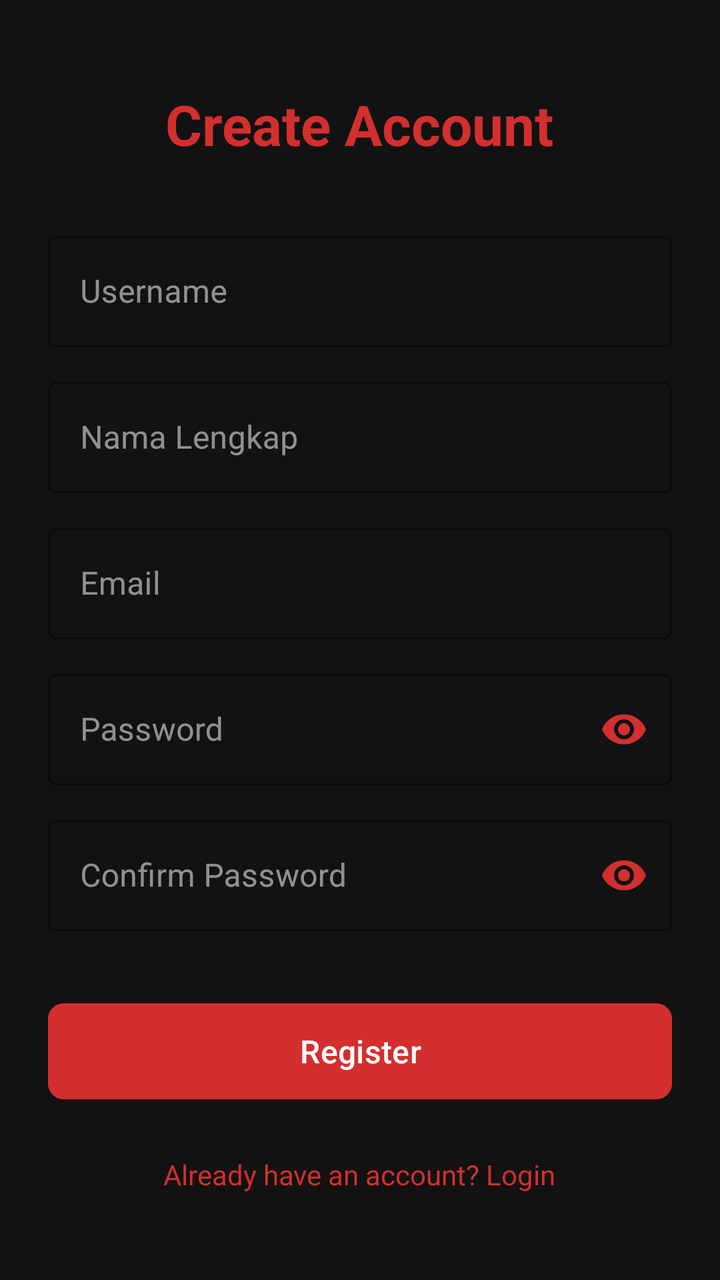
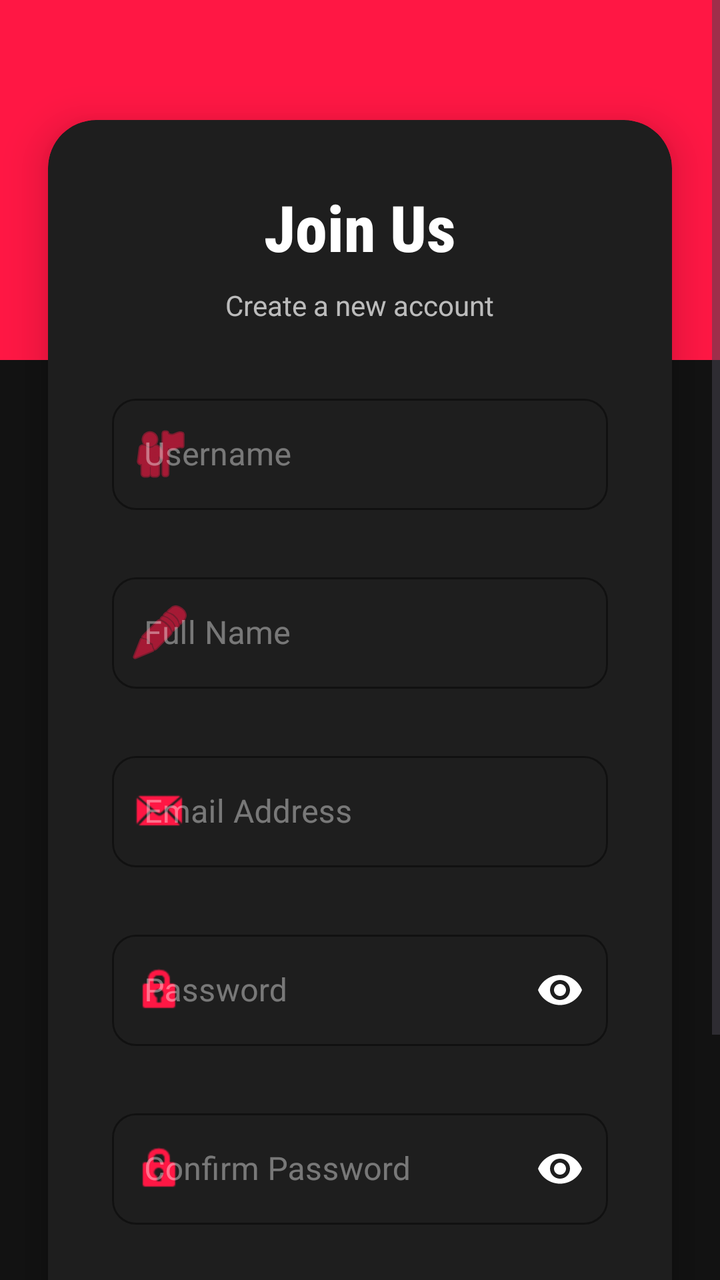

The first picture is an Android layout as it rendered before a commit; the second is the same layout after the commit. The layout source and the unified diff follow.
<!-- AndroidManifest.xml: application theme Theme.FormLogRegiss -->
<!-- res/layout/activity_register.xml -->
<?xml version="1.0" encoding="utf-8"?>
<ScrollView xmlns:android="http://schemas.android.com/apk/res/android"
    xmlns:app="http://schemas.android.com/apk/res-auto"
    xmlns:tools="http://schemas.android.com/tools"
    android:layout_width="match_parent"
    android:layout_height="match_parent"
    android:background="@color/persona_black"
    android:fillViewport="true">

    <LinearLayout
        android:layout_width="match_parent"
        android:layout_height="wrap_content"
        android:orientation="vertical"
        android:gravity="center"
        android:padding="24dp">

        <TextView
            android:layout_width="wrap_content"
            android:layout_height="wrap_content"
            android:text="Create Account"
            android:textColor="@color/persona_red"
            android:textSize="28sp"
            android:textStyle="bold"
            android:layout_marginBottom="32dp"/>

        <com.google.android.material.textfield.TextInputLayout
            android:layout_width="match_parent"
            android:layout_height="wrap_content"
            android:hint="Username"
            app:boxStrokeColor="@color/persona_red"
            app:hintTextColor="@color/persona_red"
            android:textColorHint="#88FFFFFF"
            style="@style/Widget.MaterialComponents.TextInputLayout.OutlinedBox">

            <com.google.android.material.textfield.TextInputEditText
                android:id="@+id/etRegUsername"
                android:layout_width="match_parent"
                android:layout_height="wrap_content"
                android:textColor="@color/white"
                android:inputType="text"/>
        </com.google.android.material.textfield.TextInputLayout>

        <com.google.android.material.textfield.TextInputLayout
            android:layout_width="match_parent"
            android:layout_height="wrap_content"
            android:hint="Nama Lengkap"
            android:layout_marginTop="12dp"
            app:boxStrokeColor="@color/persona_red"
            app:hintTextColor="@color/persona_red"
            android:textColorHint="#88FFFFFF"
            style="@style/Widget.MaterialComponents.TextInputLayout.OutlinedBox">

            <com.google.android.material.textfield.TextInputEditText
                android:id="@+id/etRegNama"
                android:layout_width="match_parent"
                android:layout_height="wrap_content"
                android:textColor="@color/white"
                android:inputType="textPersonName"/>
        </com.google.android.material.textfield.TextInputLayout>

        <com.google.android.material.textfield.TextInputLayout
            android:layout_width="match_parent"
            android:layout_height="wrap_content"
            android:hint="Email"
            android:layout_marginTop="12dp"
            app:boxStrokeColor="@color/persona_red"
            app:hintTextColor="@color/persona_red"
            android:textColorHint="#88FFFFFF"
            style="@style/Widget.MaterialComponents.TextInputLayout.OutlinedBox">

            <com.google.android.material.textfield.TextInputEditText
                android:id="@+id/etRegEmail"
                android:layout_width="match_parent"
                android:layout_height="wrap_content"
                android:textColor="@color/white"
                android:inputType="textEmailAddress"/>
        </com.google.android.material.textfield.TextInputLayout>

        <com.google.android.material.textfield.TextInputLayout
            android:layout_width="match_parent"
            android:layout_height="wrap_content"
            android:hint="Password"
            android:layout_marginTop="12dp"
            app:boxStrokeColor="@color/persona_red"
            app:hintTextColor="@color/persona_red"
            android:textColorHint="#88FFFFFF"
            app:passwordToggleEnabled="true"
            app:passwordToggleTint="@color/persona_red"
            style="@style/Widget.MaterialComponents.TextInputLayout.OutlinedBox">

            <com.google.android.material.textfield.TextInputEditText
                android:id="@+id/etRegPassword"
                android:layout_width="match_parent"
                android:layout_height="wrap_content"
                android:textColor="@color/white"
                android:inputType="textPassword"/>
        </com.google.android.material.textfield.TextInputLayout>

        <com.google.android.material.textfield.TextInputLayout
            android:layout_width="match_parent"
            android:layout_height="wrap_content"
            android:hint="Confirm Password"
            android:layout_marginTop="12dp"
            app:boxStrokeColor="@color/persona_red"
            app:hintTextColor="@color/persona_red"
            android:textColorHint="#88FFFFFF"
            app:passwordToggleEnabled="true"
            app:passwordToggleTint="@color/persona_red"
            style="@style/Widget.MaterialComponents.TextInputLayout.OutlinedBox">

            <com.google.android.material.textfield.TextInputEditText
                android:id="@+id/etRegConfirmPassword"
                android:layout_width="match_parent"
                android:layout_height="wrap_content"
                android:textColor="@color/white"
                android:inputType="textPassword"/>
        </com.google.android.material.textfield.TextInputLayout>

        <Button
            android:id="@+id/btnRegister"
            android:layout_width="match_parent"
            android:layout_height="56dp"
            android:text="Register"
            android:layout_marginTop="32dp"
            android:backgroundTint="@color/persona_red"
            android:textColor="@color/white"
            android:textAllCaps="false"
            android:textSize="16sp"
            app:cornerRadius="8dp"/>

        <TextView
            android:id="@+id/tvLogin"
            android:layout_width="wrap_content"
            android:layout_height="wrap_content"
            android:text="Already have an account? Login"
            android:layout_marginTop="24dp"
            android:textColor="@color/persona_red"
            android:textSize="14sp"
            android:clickable="true"
            android:focusable="true"/>

    </LinearLayout>
</ScrollView>
<!-- resources referenced by this layout -->
<resources>
  <color name="persona_black">#121212</color>
  <color name="persona_red">#D32F2F</color>
  <color name="white">#FFFFFFFF</color>
  <style name="Theme.FormLogRegiss" parent="Base.Theme.FormLogRegiss" />
  <style name="Base.Theme.FormLogRegiss" parent="Theme.Material3.DayNight.NoActionBar">
          
          <item name="colorPrimary">@color/persona_red</item>
          <item name="colorOnPrimary">@color/white</item>
          <item name="android:windowBackground">@color/persona_black</item>
          <item name="colorSurface">@color/persona_black</item>
          <item name="colorOnSurface">@color/persona_white</item>
      </style>
  <color name="persona_white">#F5F5F5</color>
</resources>

<!-- the commit's change to res/layout/activity_register.xml (unified diff, before → after) -->
@@ -1,143 +1,224 @@
 <?xml version="1.0" encoding="utf-8"?>
-<ScrollView xmlns:android="http://schemas.android.com/apk/res/android"
+<androidx.constraintlayout.widget.ConstraintLayout xmlns:android="http://schemas.android.com/apk/res/android"
     xmlns:app="http://schemas.android.com/apk/res-auto"
     xmlns:tools="http://schemas.android.com/tools"
     android:layout_width="match_parent"
     android:layout_height="match_parent"
     android:background="@color/persona_black"
-    android:fillViewport="true">
-
-    <LinearLayout
+    tools:context=".RegisterActivity">
+
+    <View
+        android:id="@+id/topDecor"
         android:layout_width="match_parent"
-        android:layout_height="wrap_content"
-        android:orientation="vertical"
-        android:gravity="center"
-        android:padding="24dp">
-
-        <TextView
-            android:layout_width="wrap_content"
-            android:layout_height="wrap_content"
-            android:text="Create Account"
-            android:textColor="@color/persona_red"
-            android:textSize="28sp"
-            android:textStyle="bold"
-            android:layout_marginBottom="32dp"/>
-
-        <com.google.android.material.textfield.TextInputLayout
+        android:layout_height="180dp"
+        android:background="@color/vibrant_red"
+        app:layout_constraintTop_toTopOf="parent" />
+
+    <ScrollView
+        android:layout_width="match_parent"
+        android:layout_height="0dp"
+        android:fillViewport="true"
+        app:layout_constraintBottom_toBottomOf="parent"
+        app:layout_constraintTop_toTopOf="parent"
+        app:layout_constraintVertical_bias="0.5">
+
+        <com.google.android.material.card.MaterialCardView
             android:layout_width="match_parent"
             android:layout_height="wrap_content"
-            android:hint="Username"
-            app:boxStrokeColor="@color/persona_red"
-            app:hintTextColor="@color/persona_red"
-            android:textColorHint="#88FFFFFF"
-            style="@style/Widget.MaterialComponents.TextInputLayout.OutlinedBox">
-
-            <com.google.android.material.textfield.TextInputEditText
-                android:id="@+id/etRegUsername"
+            android:layout_marginHorizontal="24dp"
+            android:layout_marginVertical="60dp"
+            app:cardBackgroundColor="@color/elegant_grey"
+            app:cardCornerRadius="24dp"
+            app:cardElevation="12dp"
+            app:strokeWidth="0dp">
+
+            <LinearLayout
                 android:layout_width="match_parent"
                 android:layout_height="wrap_content"
-                android:textColor="@color/white"
-                android:inputType="text"/>
-        </com.google.android.material.textfield.TextInputLayout>
-
-        <com.google.android.material.textfield.TextInputLayout
-            android:layout_width="match_parent"
-            android:layout_height="wrap_content"
-            android:hint="Nama Lengkap"
-            android:layout_marginTop="12dp"
-            app:boxStrokeColor="@color/persona_red"
-            app:hintTextColor="@color/persona_red"
-            android:textColorHint="#88FFFFFF"
-            style="@style/Widget.MaterialComponents.TextInputLayout.OutlinedBox">
-
-            <com.google.android.material.textfield.TextInputEditText
-                android:id="@+id/etRegNama"
-                android:layout_width="match_parent"
-                android:layout_height="wrap_content"
-                android:textColor="@color/white"
-                android:inputType="textPersonName"/>
-        </com.google.android.material.textfield.TextInputLayout>
-
-        <com.google.android.material.textfield.TextInputLayout
-            android:layout_width="match_parent"
-            android:layout_height="wrap_content"
-            android:hint="Email"
-            android:layout_marginTop="12dp"
-            app:boxStrokeColor="@color/persona_red"
-            app:hintTextColor="@color/persona_red"
-            android:textColorHint="#88FFFFFF"
-            style="@style/Widget.MaterialComponents.TextInputLayout.OutlinedBox">
-
-            <com.google.android.material.textfield.TextInputEditText
-                android:id="@+id/etRegEmail"
-                android:layout_width="match_parent"
-                android:layout_height="wrap_content"
-                android:textColor="@color/white"
-                android:inputType="textEmailAddress"/>
-        </com.google.android.material.textfield.TextInputLayout>
-
-        <com.google.android.material.textfield.TextInputLayout
-            android:layout_width="match_parent"
-            android:layout_height="wrap_content"
-            android:hint="Password"
-            android:layout_marginTop="12dp"
-            app:boxStrokeColor="@color/persona_red"
-            app:hintTextColor="@color/persona_red"
-            android:textColorHint="#88FFFFFF"
-            app:passwordToggleEnabled="true"
-            app:passwordToggleTint="@color/persona_red"
-            style="@style/Widget.MaterialComponents.TextInputLayout.OutlinedBox">
-
-            <com.google.android.material.textfield.TextInputEditText
-                android:id="@+id/etRegPassword"
-                android:layout_width="match_parent"
-                android:layout_height="wrap_content"
-                android:textColor="@color/white"
-                android:inputType="textPassword"/>
-        </com.google.android.material.textfield.TextInputLayout>
-
-        <com.google.android.material.textfield.TextInputLayout
-            android:layout_width="match_parent"
-            android:layout_height="wrap_content"
-            android:hint="Confirm Password"
-            android:layout_marginTop="12dp"
-            app:boxStrokeColor="@color/persona_red"
-            app:hintTextColor="@color/persona_red"
-            android:textColorHint="#88FFFFFF"
-            app:passwordToggleEnabled="true"
-            app:passwordToggleTint="@color/persona_red"
-            style="@style/Widget.MaterialComponents.TextInputLayout.OutlinedBox">
-
-            <com.google.android.material.textfield.TextInputEditText
-                android:id="@+id/etRegConfirmPassword"
-                android:layout_width="match_parent"
-                android:layout_height="wrap_content"
-                android:textColor="@color/white"
-                android:inputType="textPassword"/>
-        </com.google.android.material.textfield.TextInputLayout>
-
-        <Button
-            android:id="@+id/btnRegister"
-            android:layout_width="match_parent"
-            android:layout_height="56dp"
-            android:text="Register"
-            android:layout_marginTop="32dp"
-            android:backgroundTint="@color/persona_red"
-            android:textColor="@color/white"
-            android:textAllCaps="false"
-            android:textSize="16sp"
-            app:cornerRadius="8dp"/>
-
-        <TextView
-            android:id="@+id/tvLogin"
-            android:layout_width="wrap_content"
-            android:layout_height="wrap_content"
-            android:text="Already have an account? Login"
-            android:layout_marginTop="24dp"
-            android:textColor="@color/persona_red"
-            android:textSize="14sp"
-            android:clickable="true"
-            android:focusable="true"/>
-
-    </LinearLayout>
-</ScrollView>
+                android:orientation="vertical"
+                android:padding="32dp">
+
+                <TextView
+                    android:layout_width="wrap_content"
+                    android:layout_height="wrap_content"
+                    android:text="Join Us"
+                    android:textColor="@color/white"
+                    android:textSize="32sp"
+                    android:textStyle="bold"
+                    android:fontFamily="sans-serif-condensed-medium"
+                    android:layout_gravity="center_horizontal"
+                    android:layout_marginBottom="8dp"/>
+
+                <TextView
+                    android:layout_width="wrap_content"
+                    android:layout_height="wrap_content"
+                    android:text="Create a new account"
+                    android:textColor="#B3FFFFFF"
+                    android:textSize="14sp"
+                    android:layout_gravity="center_horizontal"
+                    android:layout_marginBottom="32dp"/>
+
+                <com.google.android.material.textfield.TextInputLayout
+                    android:id="@+id/tilRegUsername"
+                    android:layout_width="match_parent"
+                    android:layout_height="wrap_content"
+                    android:hint="Username"
+                    app:boxStrokeColor="@color/vibrant_red"
+                    app:hintTextColor="@color/vibrant_red"
+                    android:textColorHint="#66FFFFFF"
+                    app:boxCornerRadiusBottomEnd="12dp"
+                    app:boxCornerRadiusBottomStart="12dp"
+                    app:boxCornerRadiusTopEnd="12dp"
+                    app:boxCornerRadiusTopStart="12dp"
+                    app:startIconDrawable="@android:drawable/ic_menu_myplaces"
+                    app:startIconTint="@color/vibrant_red"
+                    app:errorEnabled="true"
+                    style="@style/Widget.MaterialComponents.TextInputLayout.OutlinedBox">
+
+                    <com.google.android.material.textfield.TextInputEditText
+                        android:id="@+id/etRegUsername"
+                        android:layout_width="match_parent"
+                        android:layout_height="wrap_content"
+                        android:textColor="@color/white"
+                        android:inputType="text"/>
+                </com.google.android.material.textfield.TextInputLayout>
+
+                <com.google.android.material.textfield.TextInputLayout
+                    android:id="@+id/tilRegNama"
+                    android:layout_width="match_parent"
+                    android:layout_height="wrap_content"
+                    android:hint="Full Name"
+                    android:layout_marginTop="8dp"
+                    app:boxStrokeColor="@color/vibrant_red"
+                    app:hintTextColor="@color/vibrant_red"
+                    android:textColorHint="#66FFFFFF"
+                    app:boxCornerRadiusBottomEnd="12dp"
+                    app:boxCornerRadiusBottomStart="12dp"
+                    app:boxCornerRadiusTopEnd="12dp"
+                    app:boxCornerRadiusTopStart="12dp"
+                    app:startIconDrawable="@android:drawable/ic_menu_edit"
+                    app:startIconTint="@color/vibrant_red"
+                    app:errorEnabled="true"
+                    style="@style/Widget.MaterialComponents.TextInputLayout.OutlinedBox">
+
+                    <com.google.android.material.textfield.TextInputEditText
+                        android:id="@+id/etRegNama"
+                        android:layout_width="match_parent"
+                        android:layout_height="wrap_content"
+                        android:textColor="@color/white"
+                        android:inputType="textPersonName"/>
+                </com.google.android.material.textfield.TextInputLayout>
+
+                <com.google.android.material.textfield.TextInputLayout
+                    android:id="@+id/tilRegEmail"
+                    android:layout_width="match_parent"
+                    android:layout_height="wrap_content"
+                    android:hint="Email Address"
+                    android:layout_marginTop="8dp"
+                    app:boxStrokeColor="@color/vibrant_red"
+                    app:hintTextColor="@color/vibrant_red"
+                    android:textColorHint="#66FFFFFF"
+                    app:boxCornerRadiusBottomEnd="12dp"
+                    app:boxCornerRadiusBottomStart="12dp"
+                    app:boxCornerRadiusTopEnd="12dp"
+                    app:boxCornerRadiusTopStart="12dp"
+                    app:startIconDrawable="@android:drawable/sym_action_email"
+                    app:startIconTint="@color/vibrant_red"
+                    app:errorEnabled="true"
+                    style="@style/Widget.MaterialComponents.TextInputLayout.OutlinedBox">
+
+                    <com.google.android.material.textfield.TextInputEditText
+                        android:id="@+id/etRegEmail"
+                        android:layout_width="match_parent"
+                        android:layout_height="wrap_content"
+                        android:textColor="@color/white"
+                        android:inputType="textEmailAddress"/>
+                </com.google.android.material.textfield.TextInputLayout>
+
+                <com.google.android.material.textfield.TextInputLayout
+                    android:id="@+id/tilRegPassword"
+                    android:layout_width="match_parent"
+                    android:layout_height="wrap_content"
+                    android:hint="Password"
+                    android:layout_marginTop="8dp"
+                    app:boxStrokeColor="@color/vibrant_red"
+                    app:hintTextColor="@color/vibrant_red"
+                    android:textColorHint="#66FFFFFF"
+                    app:boxCornerRadiusBottomEnd="12dp"
+                    app:boxCornerRadiusBottomStart="12dp"
+                    app:boxCornerRadiusTopEnd="12dp"
+                    app:boxCornerRadiusTopStart="12dp"
+                    app:startIconDrawable="@android:drawable/ic_lock_idle_lock"
+                    app:startIconTint="@color/vibrant_red"
+                    app:passwordToggleEnabled="true"
+                    app:passwordToggleTint="@color/white"
+                    app:errorEnabled="true"
+                    style="@style/Widget.MaterialComponents.TextInputLayout.OutlinedBox">
+
+                    <com.google.android.material.textfield.TextInputEditText
+                        android:id="@+id/etRegPassword"
+                        android:layout_width="match_parent"
+                        android:layout_height="wrap_content"
+                        android:textColor="@color/white"
+                        android:inputType="textPassword"/>
+                </com.google.android.material.textfield.TextInputLayout>
+
+                <com.google.android.material.textfield.TextInputLayout
+                    android:id="@+id/tilRegConfirmPassword"
+                    android:layout_width="match_parent"
+                    android:layout_height="wrap_content"
+                    android:hint="Confirm Password"
+                    android:layout_marginTop="8dp"
+                    app:boxStrokeColor="@color/vibrant_red"
+                    app:hintTextColor="@color/vibrant_red"
+                    android:textColorHint="#66FFFFFF"
+                    app:boxCornerRadiusBottomEnd="12dp"
+                    app:boxCornerRadiusBottomStart="12dp"
+                    app:boxCornerRadiusTopEnd="12dp"
+                    app:boxCornerRadiusTopStart="12dp"
+                    app:startIconDrawable="@android:drawable/ic_lock_idle_lock"
+                    app:startIconTint="@color/vibrant_red"
+                    app:passwordToggleEnabled="true"
+                    app:passwordToggleTint="@color/white"
+                    app:errorEnabled="true"
+                    style="@style/Widget.MaterialComponents.TextInputLayout.OutlinedBox">
+
+                    <com.google.android.material.textfield.TextInputEditText
+                        android:id="@+id/etRegConfirmPassword"
+                        android:layout_width="match_parent"
+                        android:layout_height="wrap_content"
+                        android:textColor="@color/white"
+                        android:inputType="textPassword"/>
+                </com.google.android.material.textfield.TextInputLayout>
+
+                <com.google.android.material.button.MaterialButton
+                    android:id="@+id/btnRegister"
+                    android:layout_width="match_parent"
+                    android:layout_height="60dp"
+                    android:text="SIGN UP"
+                    android:layout_marginTop="24dp"
+                    android:backgroundTint="@color/vibrant_red"
+                    android:textColor="@color/white"
+                    android:textStyle="bold"
+                    android:textSize="16sp"
+                    app:cornerRadius="12dp"
+                    app:elevation="4dp"/>
+
+                <TextView
+                    android:id="@+id/tvLogin"
+                    android:layout_width="wrap_content"
+                    android:layout_height="wrap_content"
+                    android:text="Already have an account? Login"
+                    android:layout_marginTop="24dp"
+                    android:textColor="@color/vibrant_red"
+                    android:textSize="14sp"
+                    android:textStyle="bold"
+                    android:layout_gravity="center_horizontal"
+                    android:clickable="true"
+                    android:focusable="true"/>
+
+            </LinearLayout>
+        </com.google.android.material.card.MaterialCardView>
+    </ScrollView>
+
+</androidx.constraintlayout.widget.ConstraintLayout>
<!-- resource entries referenced after the edit -->
@@ -1,17 +1,31 @@
 <!-- resources referenced by this layout -->
 <resources>
+  <color name="elegant_grey">#1E1E1E</color>
   <color name="persona_black">#121212</color>
+  <color name="vibrant_red">#FF1744</color>
   <color name="persona_red">#D32F2F</color>
+  <!-- drawable bg_gradient_light (drawable) -->
+  <?xml version="1.0" encoding="utf-8"?>
+  <shape xmlns:android="http://schemas.android.com/apk/res/android"
+      android:shape="rectangle">
+      <gradient
+          android:angle="135"
+          android:endColor="@color/grad_end_light"
+          android:startColor="@color/grad_start_light"
+          android:type="linear" />
+  </shape>
+  <color name="black">#FF000000</color>
+  <color name="grad_end_light">#FFEBEE</color>
+  <color name="grad_start_light">#FFFFFF</color>
   <color name="white">#FFFFFFFF</color>
   <style name="Theme.FormLogRegiss" parent="Base.Theme.FormLogRegiss" />
   <style name="Base.Theme.FormLogRegiss" parent="Theme.Material3.DayNight.NoActionBar">
-          
           <item name="colorPrimary">@color/persona_red</item>
           <item name="colorOnPrimary">@color/white</item>
-          <item name="android:windowBackground">@color/persona_black</item>
-          <item name="colorSurface">@color/persona_black</item>
-          <item name="colorOnSurface">@color/persona_white</item>
+          <item name="android:windowBackground">@drawable/bg_gradient_light</item>
+          <item name="colorSurface">@color/white</item>
+          <item name="colorOnSurface">@color/black</item>
+          <item name="colorSecondary">@color/vibrant_red</item>
       </style>
-  <color name="persona_white">#F5F5F5</color>
 </resources>
 
